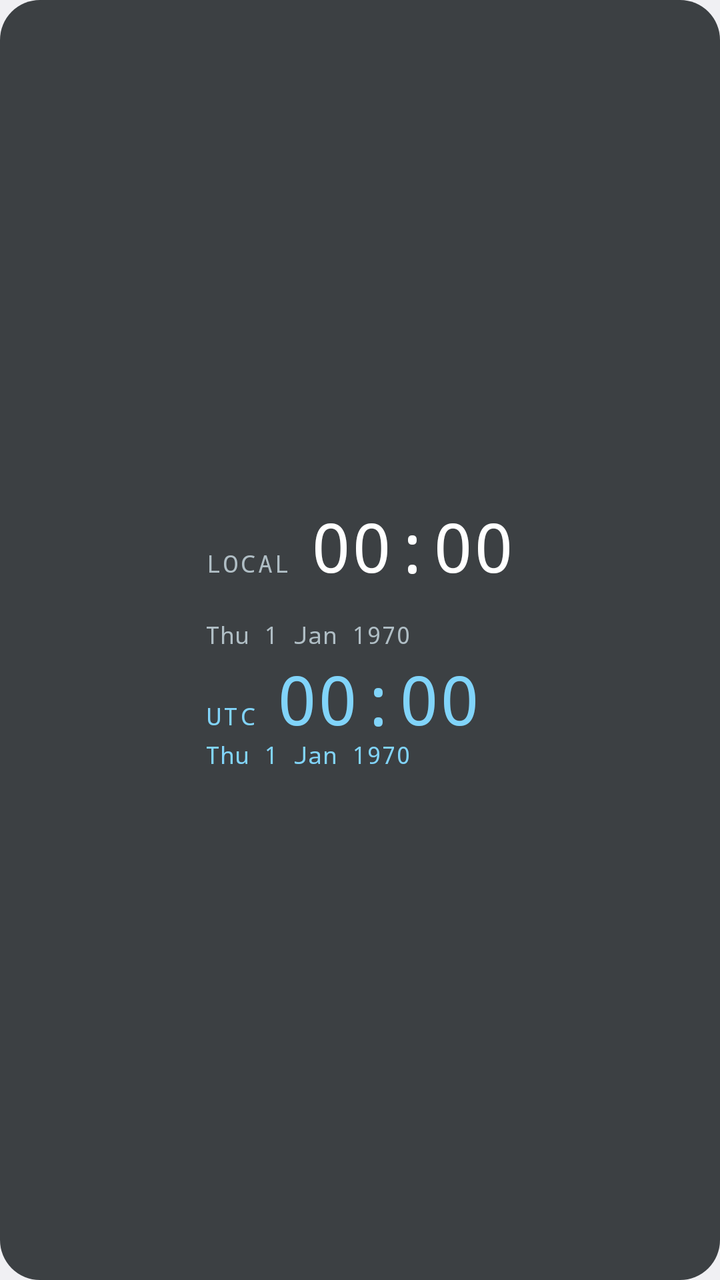
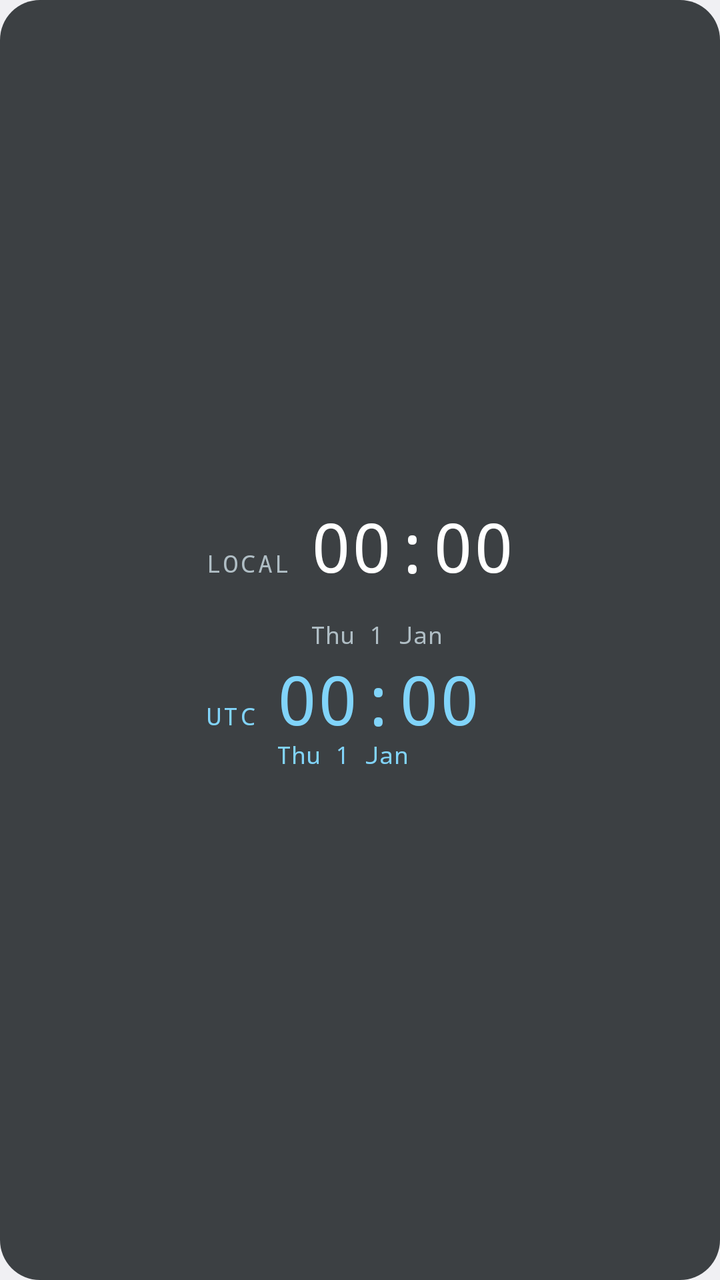

The first picture is an Android layout as it rendered before a commit; the second is the same layout after the commit. The layout source and the unified diff follow.
<!-- AndroidManifest.xml: application theme AppTheme -->
<!-- res/layout/widget_stacked_mono.xml -->
<?xml version="1.0" encoding="utf-8"?>
<LinearLayout xmlns:android="http://schemas.android.com/apk/res/android" android:id="@+id/root" android:layout_width="match_parent" android:layout_height="match_parent" android:background="@drawable/widget_bg" android:gravity="center" android:orientation="vertical" android:padding="14dp">
<LinearLayout android:layout_width="wrap_content" android:layout_height="wrap_content" android:orientation="vertical" >
<LinearLayout android:layout_width="wrap_content" android:layout_height="wrap_content" android:orientation="horizontal" android:baselineAligned="true" >
<TextView android:id="@+id/label_local" android:layout_width="wrap_content" android:layout_height="wrap_content"
    android:fontFamily="monospace" android:letterSpacing="0.1" android:text="@string/label_local"
    android:textColor="#B0BEC5" android:textSize="12sp" android:layout_marginEnd="10dp"/>
<TextClock android:id="@+id/clock_local" android:layout_width="wrap_content" android:layout_height="wrap_content"
    android:fontFamily="monospace" android:format12Hour="HH:mm" android:format24Hour="HH:mm" android:includeFontPadding="false" android:maxLines="1"
    android:textColor="#FFFFFF" android:textSize="34sp"  />
</LinearLayout>
<TextView android:id="@+id/zone_local" android:layout_width="wrap_content" android:layout_height="wrap_content"
    android:fontFamily="monospace" android:textColor="#B0BEC5" android:textSize="12sp" />
<TextClock android:id="@+id/date_local" android:layout_width="wrap_content" android:layout_height="wrap_content"
    android:fontFamily="monospace" android:format12Hour="EEE d MMM yyyy" android:format24Hour="EEE d MMM yyyy" android:includeFontPadding="false" android:maxLines="1"
    android:textColor="#B0BEC5" android:textSize="12sp"  />
<LinearLayout android:layout_width="wrap_content" android:layout_height="wrap_content" android:orientation="horizontal" android:baselineAligned="true" android:layout_marginTop="6dp">
<TextView android:id="@+id/label_utc" android:layout_width="wrap_content" android:layout_height="wrap_content"
    android:fontFamily="monospace" android:letterSpacing="0.1" android:text="@string/label_utc"
    android:textColor="#81D4FA" android:textSize="12sp" android:layout_marginEnd="10dp"/>
<TextClock android:id="@+id/clock_utc" android:layout_width="wrap_content" android:layout_height="wrap_content"
    android:fontFamily="monospace" android:format12Hour="HH:mm" android:format24Hour="HH:mm" android:includeFontPadding="false" android:maxLines="1"
    android:textColor="#81D4FA" android:textSize="34sp" android:timeZone="UTC" />
</LinearLayout>
<TextClock android:id="@+id/date_utc" android:layout_width="wrap_content" android:layout_height="wrap_content"
    android:fontFamily="monospace" android:format12Hour="EEE d MMM yyyy" android:format24Hour="EEE d MMM yyyy" android:includeFontPadding="false" android:maxLines="1"
    android:textColor="#81D4FA" android:textSize="12sp" android:timeZone="UTC" />
</LinearLayout>
</LinearLayout>
<!-- resources referenced by this layout -->
<resources>
  <!-- drawable widget_bg (drawable) -->
  <?xml version="1.0" encoding="utf-8"?>
  <shape xmlns:android="http://schemas.android.com/apk/res/android" android:shape="rectangle">
      <solid android:color="#CC101418" />
      <corners android:radius="20dp" />
  </shape>
  <string name="label_local">LOCAL</string>
  <string name="label_utc">UTC</string>
  <style name="AppTheme" parent="@android:style/Theme.DeviceDefault.Light.NoActionBar" />
</resources>

<!-- the commit's change to res/layout/widget_stacked_mono.xml (unified diff, before → after) -->
@@ -5,25 +5,29 @@
 <TextView android:id="@+id/label_local" android:layout_width="wrap_content" android:layout_height="wrap_content"
     android:fontFamily="monospace" android:letterSpacing="0.1" android:text="@string/label_local"
     android:textColor="#B0BEC5" android:textSize="12sp" android:layout_marginEnd="10dp"/>
+<LinearLayout android:layout_width="wrap_content" android:layout_height="wrap_content" android:orientation="vertical" android:baselineAlignedChildIndex="0">
 <TextClock android:id="@+id/clock_local" android:layout_width="wrap_content" android:layout_height="wrap_content"
     android:fontFamily="monospace" android:format12Hour="HH:mm" android:format24Hour="HH:mm" android:includeFontPadding="false" android:maxLines="1"
     android:textColor="#FFFFFF" android:textSize="34sp"  />
-</LinearLayout>
 <TextView android:id="@+id/zone_local" android:layout_width="wrap_content" android:layout_height="wrap_content"
     android:fontFamily="monospace" android:textColor="#B0BEC5" android:textSize="12sp" />
 <TextClock android:id="@+id/date_local" android:layout_width="wrap_content" android:layout_height="wrap_content"
-    android:fontFamily="monospace" android:format12Hour="EEE d MMM yyyy" android:format24Hour="EEE d MMM yyyy" android:includeFontPadding="false" android:maxLines="1"
+    android:fontFamily="monospace" android:format12Hour="EEE d MMM" android:format24Hour="EEE d MMM" android:includeFontPadding="false" android:maxLines="1"
     android:textColor="#B0BEC5" android:textSize="12sp"  />
+</LinearLayout>
+</LinearLayout>
 <LinearLayout android:layout_width="wrap_content" android:layout_height="wrap_content" android:orientation="horizontal" android:baselineAligned="true" android:layout_marginTop="6dp">
 <TextView android:id="@+id/label_utc" android:layout_width="wrap_content" android:layout_height="wrap_content"
     android:fontFamily="monospace" android:letterSpacing="0.1" android:text="@string/label_utc"
     android:textColor="#81D4FA" android:textSize="12sp" android:layout_marginEnd="10dp"/>
+<LinearLayout android:layout_width="wrap_content" android:layout_height="wrap_content" android:orientation="vertical" android:baselineAlignedChildIndex="0">
 <TextClock android:id="@+id/clock_utc" android:layout_width="wrap_content" android:layout_height="wrap_content"
     android:fontFamily="monospace" android:format12Hour="HH:mm" android:format24Hour="HH:mm" android:includeFontPadding="false" android:maxLines="1"
     android:textColor="#81D4FA" android:textSize="34sp" android:timeZone="UTC" />
-</LinearLayout>
 <TextClock android:id="@+id/date_utc" android:layout_width="wrap_content" android:layout_height="wrap_content"
-    android:fontFamily="monospace" android:format12Hour="EEE d MMM yyyy" android:format24Hour="EEE d MMM yyyy" android:includeFontPadding="false" android:maxLines="1"
+    android:fontFamily="monospace" android:format12Hour="EEE d MMM" android:format24Hour="EEE d MMM" android:includeFontPadding="false" android:maxLines="1"
     android:textColor="#81D4FA" android:textSize="12sp" android:timeZone="UTC" />
 </LinearLayout>
 </LinearLayout>
+</LinearLayout>
+</LinearLayout>
